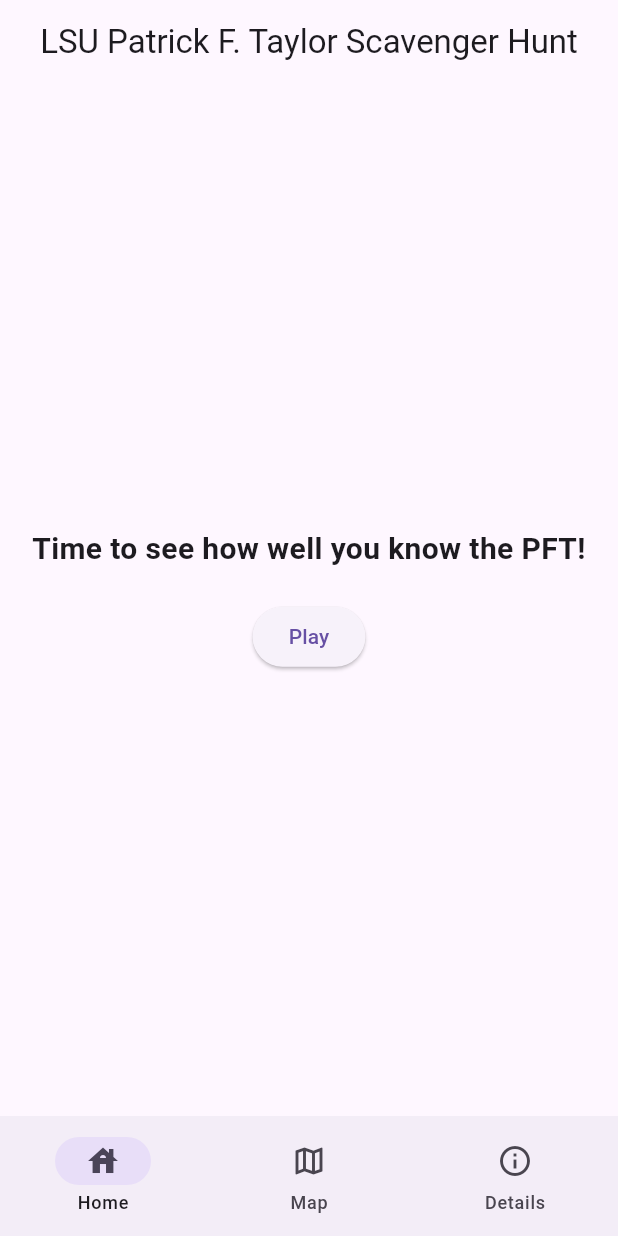
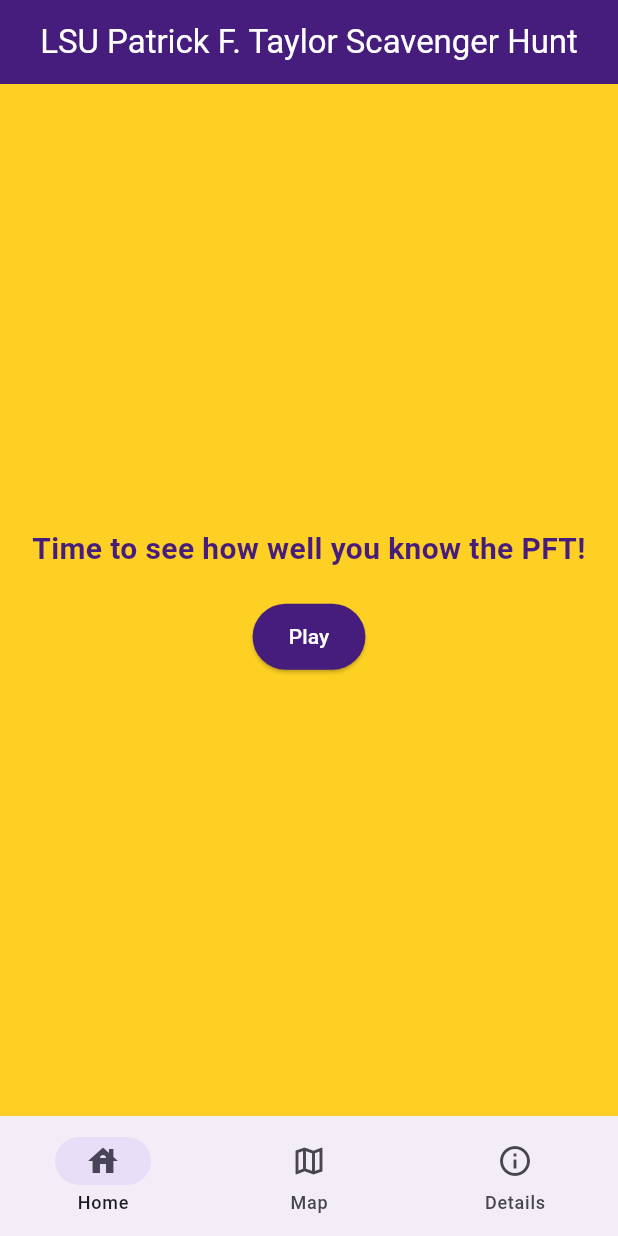
Before and after one commit to DillonSummers/flutter_application_33, a Flutter app: the screen it shows after launch, after a tap on "Enter", on a phone screen of 412 x 824 dp. Run offline on Flutter 3.47's test engine with Material 3 defaults, Android fonts, the phone set to English and light mode, and no system bars; our stand-ins replace google_fonts.

Commit message:
DS commit

```diff
--- a/lib/main.dart
+++ b/lib/main.dart
@@ -14,7 +14,7 @@
   @override
   Widget build(BuildContext context) {
     return Scaffold(
-      backgroundColor: Colors.white,
+      backgroundColor: const Color(0xFF461D7C), // LSU Purple
       body: Center(
         child: Padding(
           padding: const EdgeInsets.symmetric(horizontal: 24.0),
@@ -22,10 +22,6 @@
             mainAxisAlignment: MainAxisAlignment.center,
             children: [
               // ✅ LSU Logo Image
-              Image.asset(
-                'assets/images/lsu_logo.png',
-                width: 200, // You can adjust size as needed
-              ),
 
               const SizedBox(height: 30),
 
@@ -34,7 +30,7 @@
                 style: TextStyle(
                   fontSize: 32,
                   fontWeight: FontWeight.bold,
-                  color: Color(0xFF461D7C),
+                  color: Color(0xFFFFB81C), // LSU Gold
                   letterSpacing: 4,
                 ),
                 textAlign: TextAlign.center,
@@ -51,8 +47,8 @@
                   );
                 },
                 style: ElevatedButton.styleFrom(
-                  backgroundColor: const Color(0xFF461D7C),
-                  foregroundColor: Colors.white,
+                  backgroundColor: const Color(0xFFFFB81C), // LSU Gold
+                  foregroundColor: Colors.black,
                   padding: const EdgeInsets.symmetric(
                       horizontal: 32, vertical: 16),
                 ),
@@ -98,7 +94,7 @@
     title: const Text("PFT Floor Plan"),
     centerTitle: true,
     backgroundColor: const Color(0xFF461D7C), // LSU purple
-    foregroundColor: Colors.white,
+    foregroundColor: const Color(0xFFFFB81C), // LSU gold
   ),
   body: Padding(
     padding: const EdgeInsets.all(24.0),
@@ -131,7 +127,7 @@
           label: const Text("Open PFT Floor Plan"),
           style: ElevatedButton.styleFrom(
             backgroundColor: const Color(0xFF461D7C),
-            foregroundColor: Colors.white,
+            foregroundColor: const Color(0xFFFFB81C),
             padding: const EdgeInsets.symmetric(horizontal: 24, vertical: 16),
           ),
           onPressed: () async {
@@ -140,9 +136,7 @@
               await launchUrl(url, mode: LaunchMode.externalApplication);
             } else {
               // ignore: use_build_context_synchronously
-              ScaffoldMessenger.of(context).showSnackBar(
-                const SnackBar(content: Text('Could not open the PDF.')),
-              );
+
             }
           },
         ),
@@ -151,12 +145,13 @@
   ),
 ),
   Scaffold(
+  backgroundColor: const Color(0xFFFDD023), // LSU Gold
   appBar: AppBar(
-  title: const Text('PFT Floor Plan'),
-  centerTitle: true,
-  backgroundColor: const Color(0xFF461D7C), // LSU Purple
-  foregroundColor: Colors.white,
-),
+    title: const Text('Description'),
+    centerTitle: true,
+    backgroundColor: const Color(0xFF461D7C), // LSU Purple
+    foregroundColor: const Color(0xFFFDD023), // LSU Gold text
+  ),
   body: Padding(
     padding: const EdgeInsets.all(20.0),
     child: SingleChildScrollView(
@@ -165,45 +160,67 @@
         children: const [
           Text(
             'About Patrick F. Taylor Hall',
-            style: TextStyle(fontSize: 20, fontWeight: FontWeight.bold),
+            style: TextStyle(
+              fontSize: 20,
+              fontWeight: FontWeight.bold,
+              color: Color(0xFF461D7C), // LSU Purple
+            ),
             textAlign: TextAlign.center,
           ),
           SizedBox(height: 12),
           Text(
             'Patrick F. Taylor Hall (PFT) is one of the largest freestanding academic buildings in the U.S. and serves as the central hub for LSU’s College of Engineering. It houses classrooms, labs, computer centers, and collaboration spaces where innovation and learning thrive.',
-            style: TextStyle(fontSize: 16),
+            style: TextStyle(
+              fontSize: 16,
+              color: Color(0xFF461D7C),
+            ),
             textAlign: TextAlign.justify,
           ),
           SizedBox(height: 24),
           Text(
             'About This App',
-            style: TextStyle(fontSize: 20, fontWeight: FontWeight.bold),
+            style: TextStyle(
+              fontSize: 20,
+              fontWeight: FontWeight.bold,
+              color: Color(0xFF461D7C),
+            ),
             textAlign: TextAlign.center,
           ),
           SizedBox(height: 12),
           Text(
             'This app is your interactive companion for a self-guided scavenger hunt through PFT. It helps you explore key areas of the building while answering fun and challenging questions related to what you see.',
-            style: TextStyle(fontSize: 16),
+            style: TextStyle(
+              fontSize: 16,
+              color: Color(0xFF461D7C),
+            ),
             textAlign: TextAlign.justify,
           ),
           SizedBox(height: 24),
           Text(
             'How the Scavenger Hunt Works',
-            style: TextStyle(fontSize: 20, fontWeight: FontWeight.bold),
+            style: TextStyle(
+              fontSize: 20,
+              fontWeight: FontWeight.bold,
+              color: Color(0xFF461D7C),
+            ),
             textAlign: TextAlign.center,
           ),
           SizedBox(height: 12),
           Text(
             'Each stop presents a question based on something you can observe around you in PFT—like signs, labs, or displays. Answer correctly to move on to the next challenge. At the end, you’ll receive a congratulations message for completing the hunt!',
-            style: TextStyle(fontSize: 16),
+            style: TextStyle(
+              fontSize: 16,
+              color: Color(0xFF461D7C),
+            ),
             textAlign: TextAlign.justify,
           ),
         ],
       ),
     ),
   ),
-  ),
+)
   ];
+
 
   static get appBar => null;
 
@@ -256,7 +273,7 @@
     return MaterialApp(
       title: 'LSU Scavenger Hunt',
       theme: ThemeData(
-        colorScheme: ColorScheme.fromSeed(seedColor: const Color.fromARGB(255, 95, 19, 153)),
+        colorScheme: ColorScheme.fromSeed(seedColor:const Color(0xFFFFB81C)),
         useMaterial3: true,
       ),
       home: const WelcomeScreen(),
@@ -302,6 +319,8 @@
   }
 }
 
+
+
 // Intro Screen
 class IntroScreen extends StatelessWidget {
   const IntroScreen({super.key});
@@ -309,9 +328,12 @@
   @override
   Widget build(BuildContext context) {
     return Scaffold(
+      backgroundColor: const Color(0xFFFDD023), // LSU Gold background
       appBar: AppBar(
         title: const Text('LSU Patrick F. Taylor Scavenger Hunt'),
-        centerTitle: true, // 👈 Centers the title
+        centerTitle: true,
+        backgroundColor: const Color(0xFF461D7C), // LSU Purple app bar
+        foregroundColor: Colors.white, // White text/icons
       ),
       body: Center(
         child: Column(
@@ -319,7 +341,11 @@
           children: [
             const Text(
               "Time to see how well you know the PFT!",
-              style: TextStyle(fontSize: 20, fontWeight: FontWeight.bold),
+              style: TextStyle(
+                fontSize: 20,
+                fontWeight: FontWeight.bold,
+                color: Color(0xFF461D7C), // LSU Purple text
+              ),
               textAlign: TextAlign.center,
             ),
             const SizedBox(height: 20),
@@ -328,10 +354,15 @@
                 Navigator.push(
                   context,
                   MaterialPageRoute(
-                      builder: (context) =>
-                          const QuizScreen(questionIndex: 0)),
+                    builder: (context) => const QuizScreen(questionIndex: 0),
+                  ),
                 );
               },
+              style: ElevatedButton.styleFrom(
+                backgroundColor: const Color(0xFF461D7C), // LSU Purple
+                foregroundColor: Colors.white,
+                padding: const EdgeInsets.symmetric(horizontal: 24, vertical: 12),
+              ),
               child: const Text("Play"),
             ),
           ],
@@ -419,7 +450,12 @@
     final questionData = quizQuestions[questionIndex];
 
     return Scaffold(
-      appBar: AppBar(title: Text('Question ${questionIndex + 1}')),
+      backgroundColor: const Color(0xFFFDD023), // LSU Gold
+      appBar: AppBar(
+        title: Text('Question ${questionIndex + 1}'),
+        backgroundColor: const Color(0xFF461D7C), // LSU Purple
+        foregroundColor: Colors.white, // White text
+      ),
       body: Center(
         child: Column(
           mainAxisAlignment: MainAxisAlignment.center,
@@ -428,7 +464,10 @@
               padding: const EdgeInsets.all(16.0),
               child: Text(
                 questionData["question"],
-                style: const TextStyle(fontSize: 20, fontWeight: FontWeight.bold),
+                style: const TextStyle(
+                    fontSize: 20,
+                    fontWeight: FontWeight.bold,
+                    color: Color(0xFF461D7C)), // LSU Purple
                 textAlign: TextAlign.center,
               ),
             ),
@@ -437,8 +476,15 @@
                 padding: const EdgeInsets.symmetric(vertical: 5.0),
                 child: ElevatedButton(
                   onPressed: () {
-                    _navigateToResult(context, option == questionData["correct"]);
+                    _navigateToResult(
+                        context, option == questionData["correct"]);
                   },
+                  style: ElevatedButton.styleFrom(
+                    backgroundColor: const Color(0xFF461D7C),
+                    foregroundColor: Colors.white,
+                    padding: const EdgeInsets.symmetric(
+                        horizontal: 24, vertical: 12),
+                  ),
                   child: Text(option),
                 ),
               ),
@@ -459,14 +505,26 @@
   @override
   Widget build(BuildContext context) {
     return Scaffold(
-      appBar: AppBar(title: Text(isCorrect ? "Hurray!" : "Oops, Try Again!")),
+      backgroundColor: const Color(0xFFFDD023), // LSU Gold
+      appBar: AppBar(
+        title: Text(isCorrect ? "Hurray!" : "Oops, Try Again!"),
+        centerTitle: true,
+        backgroundColor: const Color(0xFF461D7C), // LSU Purple
+        foregroundColor: Colors.white,
+      ),
       body: Center(
         child: Column(
           mainAxisAlignment: MainAxisAlignment.center,
           children: [
             Text(
-              isCorrect ? "🎉 Hurray! You got it right! 🎉" : "❌ Oops, try again! ❌",
-              style: const TextStyle(fontSize: 24, fontWeight: FontWeight.bold),
+              isCorrect
+                  ? "🎉 Hurray! You got it right! 🎉"
+                  : "❌ Oops, try again! ❌",
+              style: const TextStyle(
+                fontSize: 24,
+                fontWeight: FontWeight.bold,
+                color: Color(0xFF461D7C), // LSU Purple
+              ),
               textAlign: TextAlign.center,
             ),
             const SizedBox(height: 20),
@@ -477,19 +535,30 @@
                     Navigator.push(
                       context,
                       MaterialPageRoute(
-                        builder: (context) => QuizScreen(questionIndex: questionIndex + 1),
+                        builder: (context) =>
+                            QuizScreen(questionIndex: questionIndex + 1),
                       ),
                     );
                   } else {
                     Navigator.push(
                       context,
-                      MaterialPageRoute(builder: (context) => const CongratsScreen()),
+                      MaterialPageRoute(
+                        builder: (context) => const CongratsScreen(),
+                      ),
                     );
                   }
                 } else {
                   Navigator.pop(context);
                 }
               },
+              style: ElevatedButton.styleFrom(
+                backgroundColor: const Color(0xFF461D7C), // LSU Purple
+                foregroundColor: Colors.white,
+                padding: const EdgeInsets.symmetric(
+                  horizontal: 24,
+                  vertical: 12,
+                ),
+              ),
               child: Text(isCorrect ? "Next" : "Back"),
             ),
           ],
@@ -499,6 +568,7 @@
   }
 }
 
+
 // Congratulations Screen
 class CongratsScreen extends StatelessWidget {
   const CongratsScreen({super.key});
@@ -506,9 +576,12 @@
   @override
   Widget build(BuildContext context) {
     return Scaffold(
+      backgroundColor: const Color(0xFFFDD023), // LSU Gold
       appBar: AppBar(
         title: const Text("You Did It!"),
         centerTitle: true,
+        backgroundColor: const Color(0xFF461D7C), // LSU Purple
+        foregroundColor: Colors.white,
       ),
       body: Center(
         child: Column(
@@ -516,12 +589,15 @@
           children: [
             const Text(
               "🎉 Congratulations! You completed the LSU Scavenger Hunt! 🎉",
-              style: TextStyle(fontSize: 24, fontWeight: FontWeight.bold),
+              style: TextStyle(
+                fontSize: 24,
+                fontWeight: FontWeight.bold,
+                color: Color(0xFF461D7C), // LSU Purple text
+              ),
               textAlign: TextAlign.center,
             ),
             const SizedBox(height: 30),
 
-            // ✅ Add this Return button
             ElevatedButton(
               onPressed: () {
                 Navigator.popUntil(context, (route) => route.isFirst);
```
